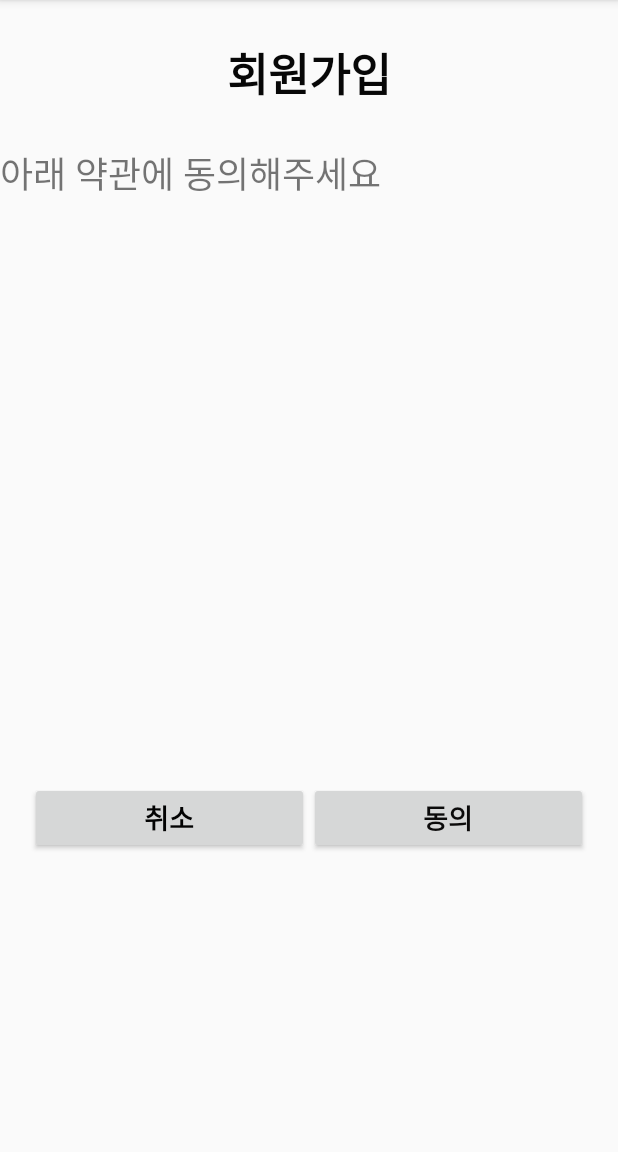
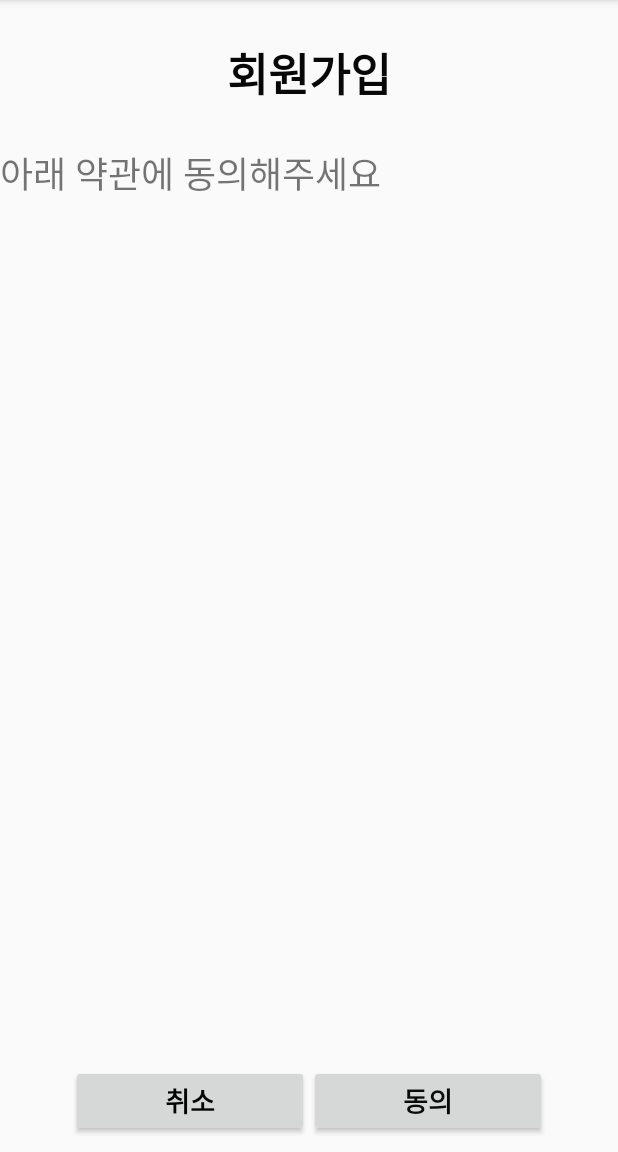
Before and after one commit to koreatlwls/CPL-20201-Team3, an Android app: the SignUpActivity1 screen opened directly, with no data from a screen before it, on a phone screen of 412 x 824 dp, the part 84-1236 px from its top. Run offline under Robolectric (Android 15) with nearby library versions, the phone set to English and light mode, and no system bars.

Commit message:
giggle_android1
giggle_android1

```diff
--- a/giggle_android/app/src/main/res/layout/activity_signup_1.xml
+++ b/giggle_android/app/src/main/res/layout/activity_signup_1.xml
@@ -5,7 +5,7 @@
 
     <LinearLayout
         android:layout_width="match_parent"
-        android:layout_height="match_parent"
+        android:layout_height="587dp"
         android:orientation="vertical">
 
         <TextView
@@ -21,13 +21,17 @@
         <TextView
             android:id="@+id/TermsAndCondition"
             android:layout_width="match_parent"
-            android:layout_height="424dp"
+            android:layout_height="489dp"
             android:text="아래 약관에 동의해주세요"
             android:textSize="24sp" />
 
+    </LinearLayout>
+
     <LinearLayout
-            android:layout_width="match_parent"
-            android:layout_height="match_parent"
+        android:layout_width="317dp"
+        android:layout_height="wrap_content"
+        android:layout_alignParentBottom="true"
+        android:layout_centerInParent="true"
         android:layout_marginLeft="20dp"
         android:layout_marginRight="20dp"
         android:layout_marginBottom="10dp"
@@ -53,5 +57,4 @@
             android:textSize="18sp"
             android:textStyle="bold" />
     </LinearLayout>
-    </LinearLayout>
 </RelativeLayout>
```
Lines whose indentation alone changed are shown as unchanged.
